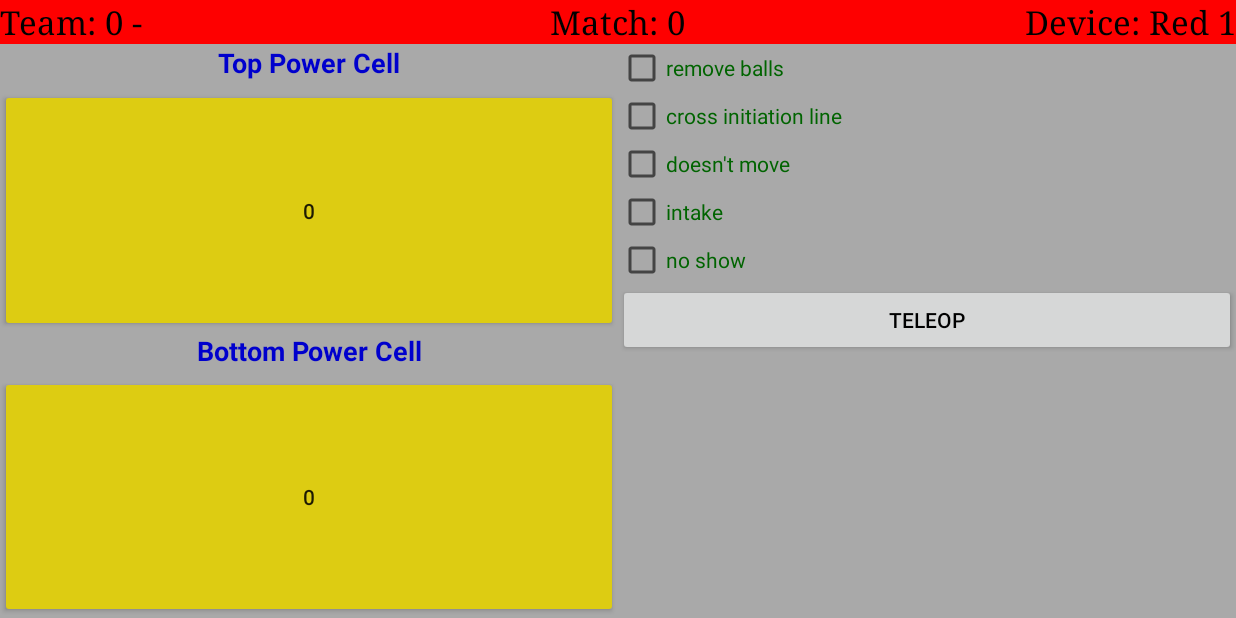
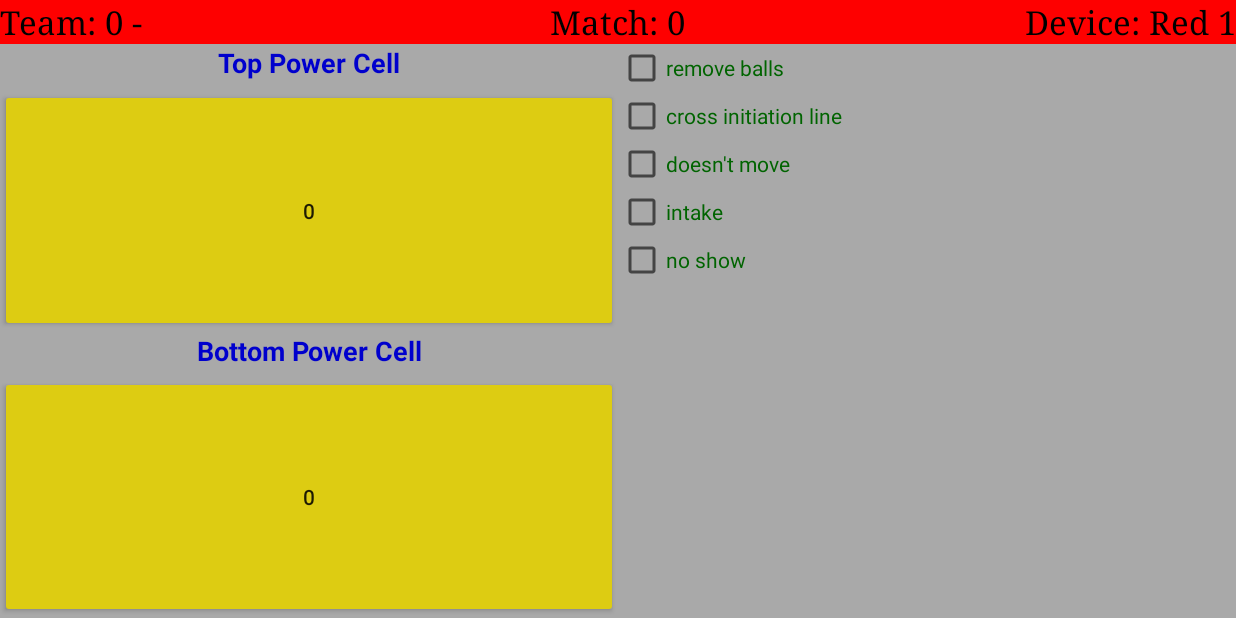
Before and after one commit to FRC701/scouting2020, an Android app: the ScoutActivity screen opened directly, with no data from a screen before it, after a tap on "START MATCH", on a phone screen of 824 x 412 dp (held sideways). Run offline under Robolectric (Android 15) with nearby library versions, the phone set to English and light mode, and no system bars; 5 statements that could not run were skipped; 2 other taps on this screen came first.

Commit message:
fixed a few problems

```diff
--- a/Saga/app/src/main/java/com/vandenrobotics/saga/data/model/Stats.java
+++ b/Saga/app/src/main/java/com/vandenrobotics/saga/data/model/Stats.java
@@ -25,7 +25,6 @@ public class Stats {
     public static final String KEY_NoShowAuto = "NoShowAuto";
 
     //teleop
-    public static final String KEY_NoShow = "NoShow";
     public static final String KEY_RobotDisabled = "RobotDisabled";
     public static final String KEY_RedCard = "RedCard";
     public static final String KEY_YellowCard = "YellowCard";
@@ -54,7 +53,6 @@ public class Stats {
     private int matchNum;
     private int teamNum;
     private int matchPos;
-    private int noShow;
     private int hadAuto;
     private int redCard;
     private int yellowCard;
@@ -93,7 +91,6 @@ public class Stats {
         matchNum = 0;
         teamNum = 0;
         matchPos = 0;
-        noShow = 0;
         hadAuto = 0;
         redCard = 0;
         yellowCard = 0;
@@ -152,13 +149,6 @@ public class Stats {
     }
     public void setMatchPos(int i){
         matchPos = i;
-    }
-
-    public int getNoShow(){
-        return noShow;
-    }
-    public void setNoShow(int i){
-        noShow = i;
     }
 
     public int getHadAuto(){
--- a/Saga/app/src/main/java/com/vandenrobotics/saga/data/repo/StatsRepo.java
+++ b/Saga/app/src/main/java/com/vandenrobotics/saga/data/repo/StatsRepo.java
@@ -38,24 +38,23 @@ public class StatsRepo {
                 + Stats.KEY_DoesntMoveAuto + " INTEGER , "
                 + Stats.KEY_IntakeAuto + " INTEGER , "
                 + Stats.KEY_NoShowAuto + " INTEGER , "
-                + Stats.KEY_TeleComments + "TEXT ,"
-                + Stats.KEY_TeleTopPC + "INTEGER , "
-                + Stats.KEY_TeleBottomPC + "INTEGER , "
-                + Stats.KEY_TeleRotation + "INTEGER , "
-                + Stats.KEY_TelePosition + "INTEGER , "
-                + Stats.KEY_TeleHangSuccess  + "INTEGER , "
-                + Stats.KEY_TeleHangAttempt + "INTEGER , "
-                + Stats.KEY_TeleHangNA + "INTEGER , "
-                + Stats.KEY_TeleAssist + "INTEGER , "
-                + Stats.KEY_TeleAssisted + "INTEGER , "
-                + Stats.KEY_TeleDefenseNone + "INTEGER , "
-                + Stats.KEY_TeleDefenseSome + "INTEGER , "
-                + Stats.KEY_TeleDefenseAll + "INTEGER , "
-                + Stats.KEY_TeleDefenseGood + "INTEGER , "
-                + Stats.KEY_TeleDefenseBad + "INTEGER , "
-                + Stats.KEY_TeleDefenseOk + "INTEGER , "
-                + Stats.KEY_TeleDefenseNA + "INTEGER ,"
-                + Stats.KEY_NoShow + " INTEGER , "
+                + Stats.KEY_TeleComments + " TEXT , "
+                + Stats.KEY_TeleTopPC + " INTEGER , "
+                + Stats.KEY_TeleBottomPC + " INTEGER , "
+                + Stats.KEY_TeleRotation + " INTEGER , "
+                + Stats.KEY_TelePosition + " INTEGER , "
+                + Stats.KEY_TeleHangSuccess  + " INTEGER , "
+                + Stats.KEY_TeleHangAttempt + " INTEGER , "
+                + Stats.KEY_TeleHangNA + " INTEGER , "
+                + Stats.KEY_TeleAssist + " INTEGER , "
+                + Stats.KEY_TeleAssisted + " INTEGER , "
+                + Stats.KEY_TeleDefenseNone + " INTEGER , "
+                + Stats.KEY_TeleDefenseSome + " INTEGER , "
+                + Stats.KEY_TeleDefenseAll + " INTEGER , "
+                + Stats.KEY_TeleDefenseGood + " INTEGER , "
+                + Stats.KEY_TeleDefenseBad + " INTEGER , "
+                + Stats.KEY_TeleDefenseOk + " INTEGER , "
+                + Stats.KEY_TeleDefenseNA + " INTEGER ,"
                 + Stats.KEY_RobotDisabled + " INTEGER , "
                 + Stats.KEY_RedCard + " INTEGER , "
                 + Stats.KEY_YellowCard + " INTEGER , "
@@ -93,7 +92,6 @@ public class StatsRepo {
         values.put(Stats.KEY_MatchNum, stats.getMatchNum());
         values.put(Stats.KEY_TeamNum, stats.getTeamNum());
         values.put(Stats.KEY_MatchPosition, stats.getMatchPos());
-        values.put(Stats.KEY_NoShow, stats.getNoShow());
         values.put(Stats.KEY_RobotDisabled, stats.getDisabled());
         values.put(Stats.KEY_RedCard, stats.getRedCard());
         values.put(Stats.KEY_YellowCard, stats.getYellowCard());
@@ -170,7 +168,6 @@ public class StatsRepo {
         SQLiteDatabase db = DatabaseManager.getInstance().openDatabase();
         ContentValues values = new ContentValues();
         Log.d("StatsRepo auto", "team id " + stats.getTeamNum());
-        values.put(Stats.KEY_NoShow, stats.getNoShow());
         values.put(Stats.KEY_TopPCellAuto, stats.getTopPCellAuto());
         values.put(Stats.KEY_BottomPCellAuto, stats.getBottomPCellAuto());
         values.put(Stats.KEY_CrossLineAuto, stats.getCrossLineAuto());
@@ -238,8 +235,7 @@ public class StatsRepo {
 
         SQLiteDatabase db = DatabaseManager.getInstance().openDatabase();
         //makes the selection query for the stats table to get the auto stats
-        String selectQuery = " SELECT Stats." + Stats.KEY_NoShow
-                + ", Stats." + Stats.KEY_TopPCellAuto
+        String selectQuery = " SELECT Stats." + Stats.KEY_TopPCellAuto
                 + ", Stats." + Stats.KEY_BottomPCellAuto
                 + ", Stats." + Stats.KEY_CrossLineAuto
                 + ", Stats." + Stats.KEY_DoesntMoveAuto
@@ -255,13 +251,12 @@ public class StatsRepo {
         Cursor cursor = db.rawQuery(selectQuery, null);
         //gets the first row that matches the specifications from the selection query
         if (cursor.moveToFirst()){
-            stats.setNoShow(cursor.getInt(cursor.getColumnIndex(Stats.KEY_NoShow)));
-            stats.setNoShow(cursor.getInt(cursor.getColumnIndex(Stats.KEY_TopPCellAuto)));
-            stats.setNoShow(cursor.getInt(cursor.getColumnIndex(Stats.KEY_BottomPCellAuto)));
-            stats.setNoShow(cursor.getInt(cursor.getColumnIndex(Stats.KEY_CrossLineAuto)));
-            stats.setNoShow(cursor.getInt(cursor.getColumnIndex(Stats.KEY_DoesntMoveAuto)));
-            stats.setNoShow(cursor.getInt(cursor.getColumnIndex(Stats.KEY_IntakeAuto)));
-            stats.setNoShow(cursor.getInt(cursor.getColumnIndex(Stats.KEY_NoShowAuto)));
+            stats.setTopPCellAuto(cursor.getInt(cursor.getColumnIndex(Stats.KEY_TopPCellAuto)));
+            stats.setBottomPCellAuto(cursor.getInt(cursor.getColumnIndex(Stats.KEY_BottomPCellAuto)));
+            stats.setCrossLineAuto(cursor.getInt(cursor.getColumnIndex(Stats.KEY_CrossLineAuto)));
+            stats.setDoesntMoveAuto(cursor.getInt(cursor.getColumnIndex(Stats.KEY_DoesntMoveAuto)));
+            stats.setIntakeAuto(cursor.getInt(cursor.getColumnIndex(Stats.KEY_IntakeAuto)));
+            stats.setNoShowAuto(cursor.getInt(cursor.getColumnIndex(Stats.KEY_NoShowAuto)));
         }
 
         cursor.close();
@@ -276,7 +271,6 @@ public class StatsRepo {
         //makes the selection query for the stats table to get the tele stats
         SQLiteDatabase db = DatabaseManager.getInstance().openDatabase();
         String selectQuery = " SELECT Stats." + Stats.KEY_RobotDisabled
-
                 + ", Stats." + Stats.KEY_RedCard
                 + ", Stats." + Stats.KEY_YellowCard
                 + ", Stats." + Stats.KEY_Fouls
@@ -313,6 +307,23 @@ public class StatsRepo {
             stats.setYellowCard(cursor.getInt(cursor.getColumnIndex(Stats.KEY_YellowCard)));
             stats.setFoul(cursor.getInt(cursor.getColumnIndex(Stats.KEY_Fouls)));
             stats.setTechFoul(cursor.getInt(cursor.getColumnIndex(Stats.KEY_TechFouls)));
+            stats.setTeleComments(cursor.getString(cursor.getColumnIndex(Stats.KEY_TeleComments)));
+            stats.setTeleTopPC(cursor.getInt(cursor.getColumnIndex(Stats.KEY_TeleTopPC)));
+            stats.setTeleBottomPC(cursor.getInt(cursor.getColumnIndex(Stats.KEY_TeleBottomPC)));
+            stats.setTeleRotation(cursor.getInt(cursor.getColumnIndex(Stats.KEY_TeleRotation)));
+            stats.setTelePosition(cursor.getInt(cursor.getColumnIndex(Stats.KEY_TelePosition)));
+            stats.setTeleHangSuccess(cursor.getInt(cursor.getColumnIndex(Stats.KEY_TeleHangSuccess)));
+            stats.setTeleHangAttempt(cursor.getInt(cursor.getColumnIndex(Stats.KEY_TeleHangAttempt)));
+            stats.setTeleHangNA(cursor.getInt(cursor.getColumnIndex(Stats.KEY_TeleHangNA)));
+            stats.setTeleHangAssist(cursor.getInt(cursor.getColumnIndex(Stats.KEY_TeleAssist)));
+            stats.setTeleHangAssisted(cursor.getInt(cursor.getColumnIndex(Stats.KEY_TeleAssisted)));
+            stats.setTeleDefenseNone(cursor.getInt(cursor.getColumnIndex(Stats.KEY_TeleDefenseNone)));
+            stats.setTeleDefenseSome(cursor.getInt(cursor.getColumnIndex(Stats.KEY_TeleDefenseSome)));
+            stats.setTeleDefenseAll(cursor.getInt(cursor.getColumnIndex(Stats.KEY_TeleDefenseAll)));
+            stats.setTeleDefenseGood(cursor.getInt(cursor.getColumnIndex(Stats.KEY_TeleDefenseGood)));
+            stats.setTeleDefenseBad(cursor.getInt(cursor.getColumnIndex(Stats.KEY_TeleDefenseBad)));
+            stats.setTeleDefenseOk(cursor.getInt(cursor.getColumnIndex(Stats.KEY_TeleDefenseOk)));
+            stats.setTeleDefenseNA(cursor.getInt(cursor.getColumnIndex(Stats.KEY_TeleDefenseNA)));
         }
 
         cursor.close();
--- a/Saga/app/src/main/java/com/vandenrobotics/saga/tabs/AutoFragment.java
+++ b/Saga/app/src/main/java/com/vandenrobotics/saga/tabs/AutoFragment.java
@@ -135,6 +135,7 @@ public class AutoFragment extends Fragment {
             teleopAuto = (Button) view.findViewById(R.id.teleopAuto);
 
             topPCellAuto.setOnClickListener(onClickPCA);
+            bottomPCellAuto.setOnClickListener(onClickPCA);
 
             viewsAssigned = true;
         } catch (Exception e) {
--- a/Saga/app/src/main/res/layout/fragment_auto.xml
+++ b/Saga/app/src/main/res/layout/fragment_auto.xml
@@ -88,12 +88,6 @@
             android:textColor="@color/DarkGreen"
             android:id="@+id/noShowAuto"
             />
-        <Button
-            android:layout_width="match_parent"
-            android:layout_height="wrap_content"
-            android:text="@string/teleopAuto"
-            android:textColor="@color/Black"
-            android:id="@+id/teleopAuto"/>
 
     </LinearLayout>
 
```
